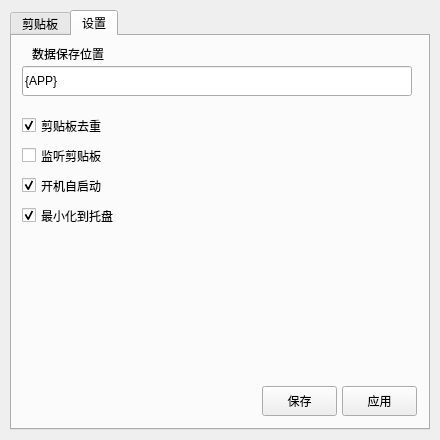
Above: src/mainwindow.ui from engsr6982/ClipBoardQt before the change. Below: the same form after it.
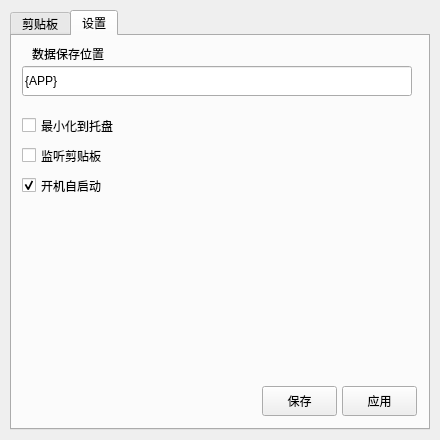
That is the form after the change. The open tabs and pages were chosen to show the change.

```diff
--- a/src/mainwindow.ui
+++ b/src/mainwindow.ui
@@ -278,7 +278,7 @@
       <property name="geometry">
        <rect>
         <x>10</x>
-        <y>170</y>
+        <y>80</y>
         <width>161</width>
         <height>19</height>
        </rect>
@@ -287,23 +287,7 @@
        <string>最小化到托盘</string>
       </property>
       <property name="checked">
-       <bool>true</bool>
-      </property>
-     </widget>
-     <widget class="QCheckBox" name="mSettingDeheavy">
-      <property name="geometry">
-       <rect>
-        <x>10</x>
-        <y>80</y>
-        <width>171</width>
-        <height>19</height>
-       </rect>
-      </property>
-      <property name="text">
-       <string>剪贴板去重</string>
-      </property>
-      <property name="checked">
-       <bool>true</bool>
+       <bool>false</bool>
       </property>
      </widget>
     </widget>
```
